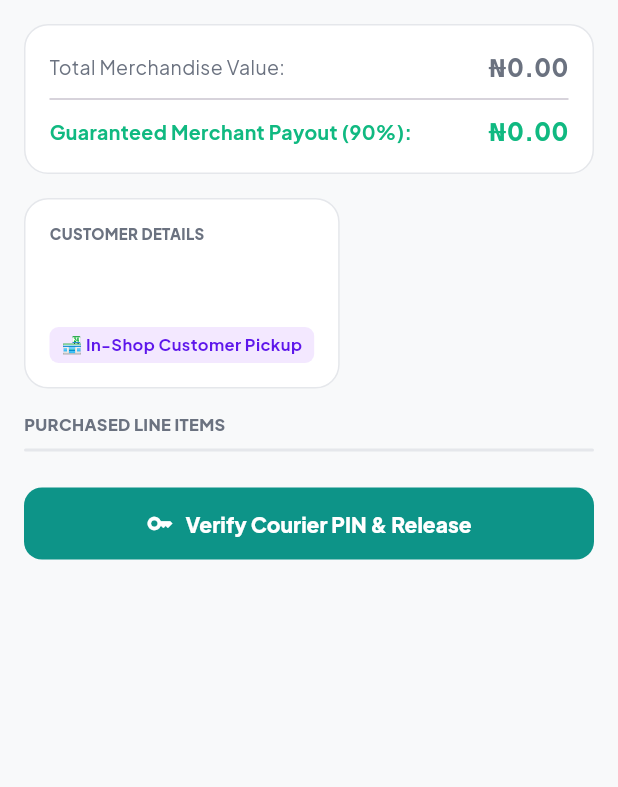
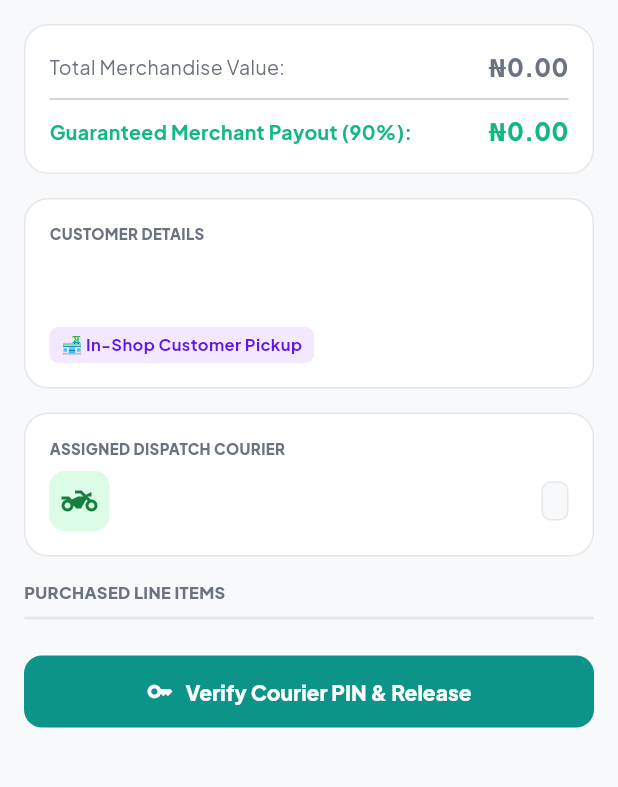
Before and after one commit to hotvictorious-rgb/vendorAPP, a Flutter app: the VendorOrderDetailScreen screen opened directly with empty values, on a phone screen of 412 x 824 dp, the part 84-871 px from its top. Run offline on Flutter 3.47's test engine with Material 3 defaults, Android fonts, the phone set to English and light mode, and no system bars; our stand-ins replace dio, flutter_secure_storage, google_fonts, shared_preferences; accounts and stored records are empty; network calls fail.

Commit message:
feat(screens): align vendor screens with backend contracts and dynamic category resolution

```diff
--- a/lib/screens/orders/vendor_order_detail_screen.dart
+++ b/lib/screens/orders/vendor_order_detail_screen.dart
@@ -57,6 +57,7 @@ class VendorOrderDetailScreen extends StatelessWidget {
 
             // Customer Info Card
             Container(
+              width: double.infinity,
               padding: const EdgeInsets.all(16),
               decoration: BoxDecoration(
                 color: Colors.white,
@@ -78,7 +79,7 @@ class VendorOrderDetailScreen extends StatelessWidget {
                     padding: const EdgeInsets.symmetric(horizontal: 8, vertical: 4),
                     decoration: BoxDecoration(color: const Color(0xFFF3E8FF), borderRadius: BorderRadius.circular(6)),
                     child: Text(
-                      order.fulfillmentType == 'doorstep_delivery' ? '🚚 Directional Doorstep Delivery' : '🏪 In-Shop Customer Pickup',
+                      order.fulfillmentType == 'doorstep_delivery' ? '🚀 Directional Doorstep Delivery' : '🏪 In-Shop Customer Pickup',
                       style: const TextStyle(fontSize: 11, fontWeight: FontWeight.w700, color: AppColors.primaryPurple),
                     ),
                   ),
@@ -86,6 +87,64 @@ class VendorOrderDetailScreen extends StatelessWidget {
               ),
             ),
             const SizedBox(height: 16),
+
+            // Assigned Dispatch Courier Card (if courier assigned by fleet)
+            if (order.riderName != null) ...[
+              Container(
+                width: double.infinity,
+                padding: const EdgeInsets.all(16),
+                decoration: BoxDecoration(
+                  color: Colors.white,
+                  borderRadius: BorderRadius.circular(16),
+                  border: Border.all(color: AppColors.border),
+                ),
+                child: Column(
+                  crossAxisAlignment: CrossAxisAlignment.start,
+                  children: [
+                    const Text('ASSIGNED DISPATCH COURIER', style: TextStyle(fontSize: 10, fontWeight: FontWeight.w800, color: AppColors.textSecondary)),
+                    const SizedBox(height: 8),
+                    Row(
+                      children: [
+                        Container(
+                          width: 40,
+                          height: 40,
+                          decoration: BoxDecoration(
+                            color: const Color(0xFFDCFCE7),
+                            borderRadius: BorderRadius.circular(10),
+                          ),
+                          child: const Icon(Icons.two_wheeler, color: Color(0xFF15803D)),
+                        ),
+                        const SizedBox(width: 12),
+                        Expanded(
+                          child: Column(
+                            crossAxisAlignment: CrossAxisAlignment.start,
+                            children: [
+                              Text(order.riderName!, style: const TextStyle(fontWeight: FontWeight.w700, fontSize: 14)),
+                              if (order.riderPhone != null)
+                                Text(order.riderPhone!, style: const TextStyle(fontSize: 12, color: AppColors.textSecondary)),
+                            ],
+                          ),
+                        ),
+                        if (order.riderPlateNumber != null)
+                          Container(
+                            padding: const EdgeInsets.symmetric(horizontal: 8, vertical: 4),
+                            decoration: BoxDecoration(
+                              color: AppColors.scaffoldBackground,
+                              borderRadius: BorderRadius.circular(6),
+                              border: Border.all(color: AppColors.border),
+                            ),
+                            child: Text(
+                              order.riderPlateNumber!,
+                              style: const TextStyle(fontSize: 11, fontWeight: FontWeight.w700, color: AppColors.textPrimary),
+                            ),
+                          ),
+                      ],
+                    ),
+                  ],
+                ),
+              ),
+              const SizedBox(height: 16),
+            ],
 
             // Itemized Products
             const Text('PURCHASED LINE ITEMS', style: TextStyle(fontSize: 11, fontWeight: FontWeight.w800, color: AppColors.textSecondary)),
```
Also changed, not shown: lib/providers/vendor_products_provider.dart (+29 -0 lines), lib/screens/products/add_product_screen.dart (+23 -8 lines).
